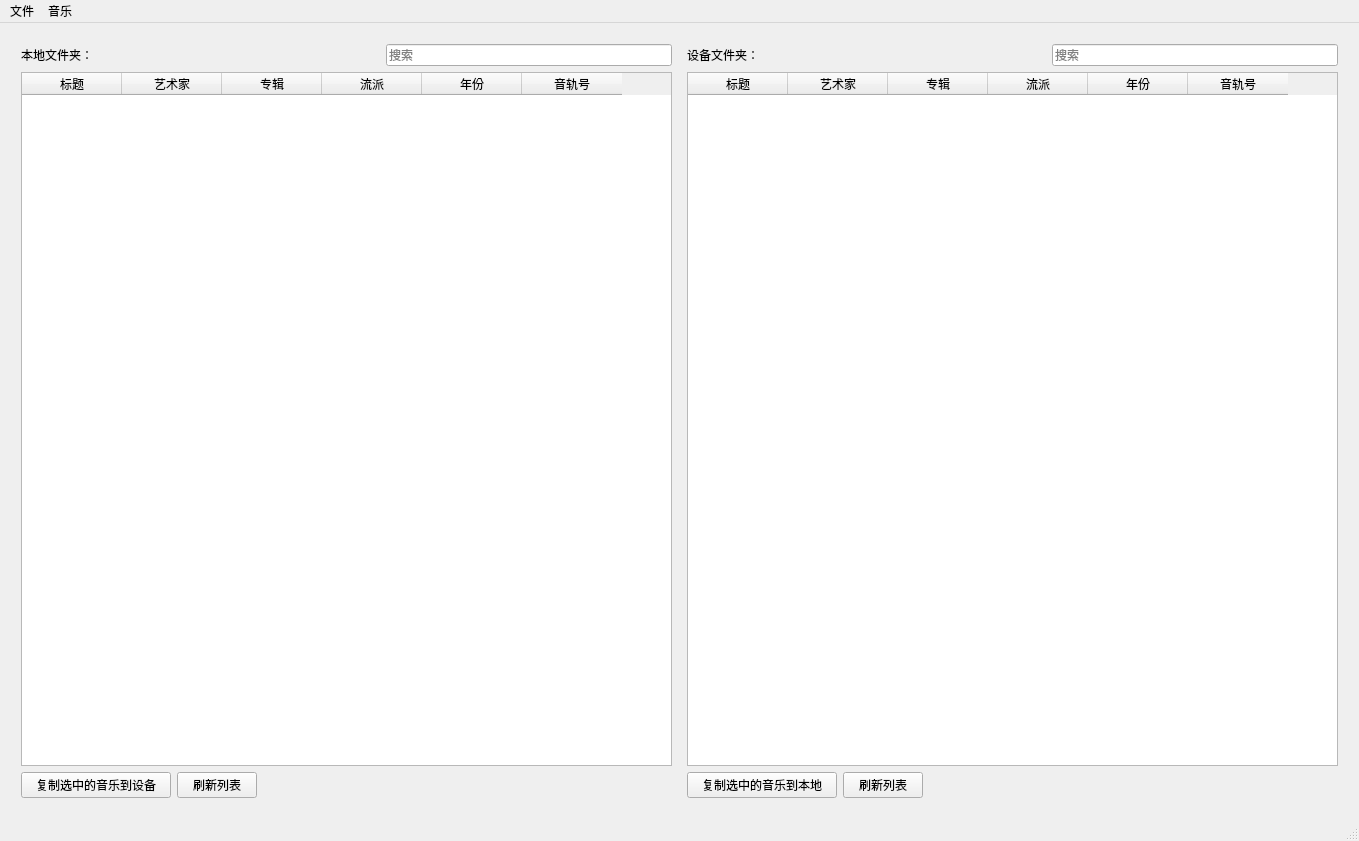
Above: MusicSyncTool.ui from FunnyAWM/MusicSyncTool before the change. Below: the same form after it.
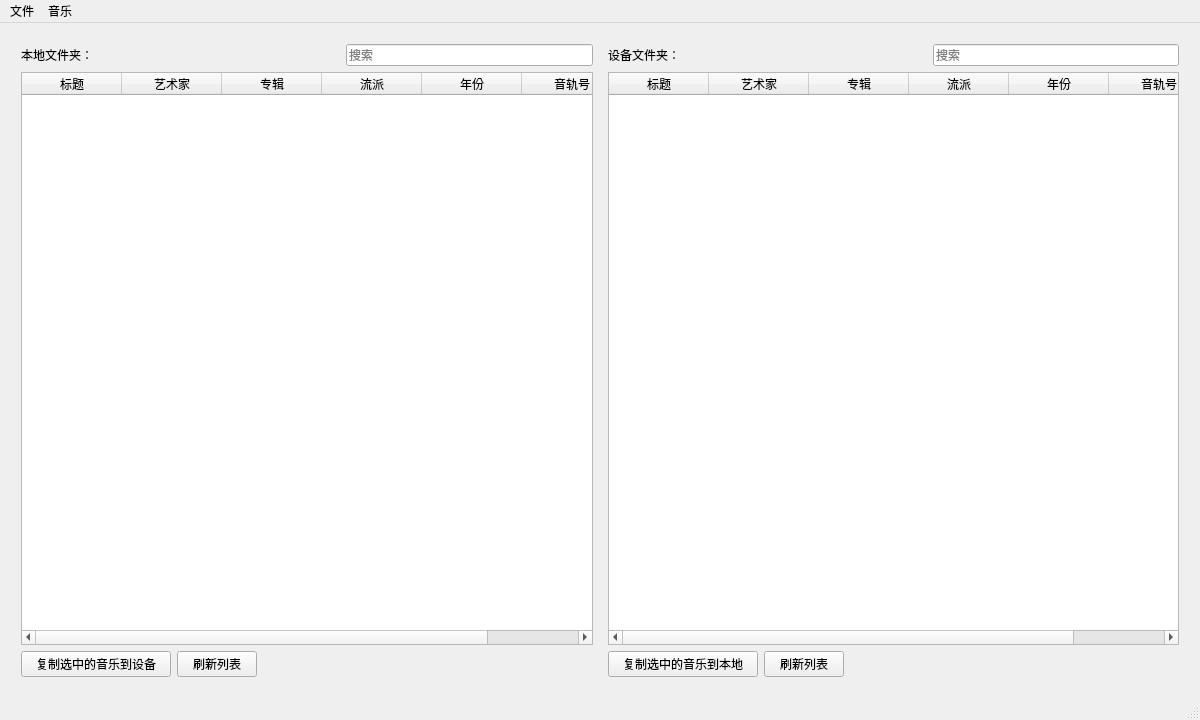
That is the form after the change.

Diff of the .ui file:
```diff
--- a/MusicSyncTool.ui
+++ b/MusicSyncTool.ui
@@ -6,8 +6,8 @@
    <rect>
     <x>0</x>
     <y>0</y>
-    <width>1359</width>
-    <height>841</height>
+    <width>1200</width>
+    <height>720</height>
    </rect>
   </property>
   <property name="windowTitle">
@@ -260,7 +260,7 @@
     <rect>
      <x>0</x>
      <y>0</y>
-     <width>1359</width>
+     <width>1200</width>
      <height>20</height>
     </rect>
    </property>
```
